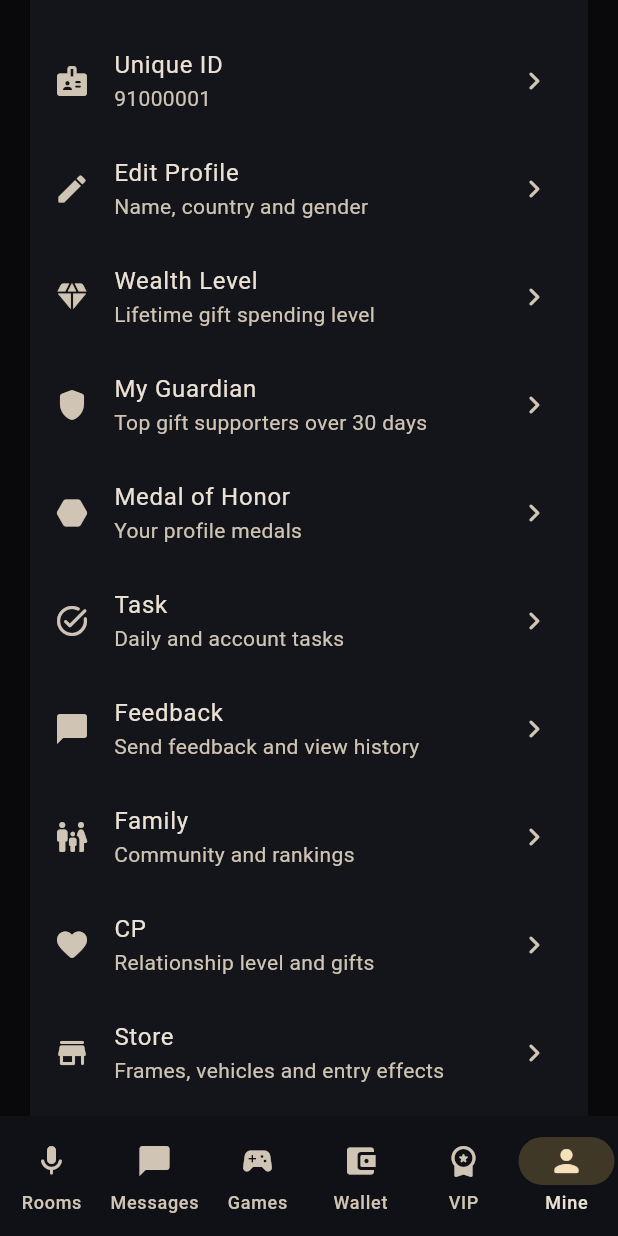
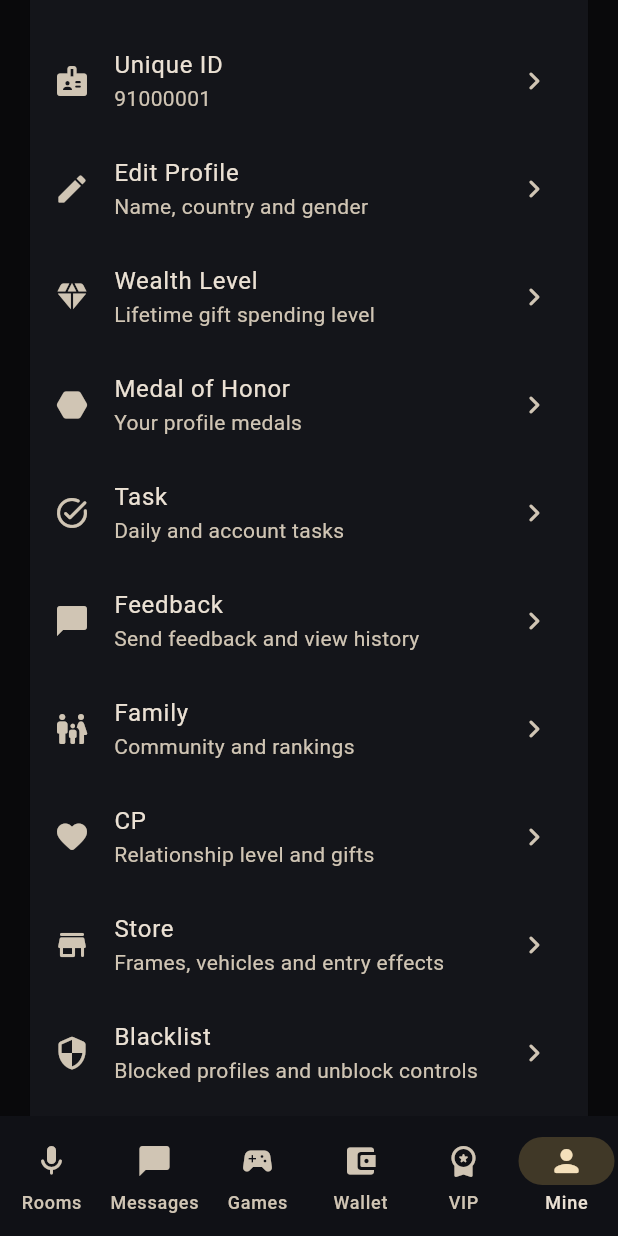
Before and after one commit to vinay1997mishra/darkvibex, a Flutter app: the HomeShell screen opened directly with empty values, item 6 of the bottom bar chosen, scrolled down 576 dp, on a phone screen of 412 x 824 dp. Run offline on Flutter 3.47's test engine with Material 3 defaults, Android fonts, the light colour scheme and no system bars; our stand-ins replace file_picker, google_sign_in, image_picker, just_audio, shared_preferences; missing offline and left inert: livekit_client; accounts and stored records are empty; network calls fail.

Commit message:
Remove excluded Guardian entry from Mine

```diff
--- a/apps/mobile/lib/screens/profile_screen.dart
+++ b/apps/mobile/lib/screens/profile_screen.dart
@@ -286,7 +286,6 @@
                 _item(context, state, Icons.badge_rounded, 'Unique ID', state.customVipId?.isNotEmpty == true ? state.customVipId! : state.userId),
                 _item(context, state, Icons.edit_rounded, 'Edit Profile', 'Name, country and gender'),
                 _item(context, state, Icons.diamond_rounded, 'Wealth Level', 'Lifetime gift spending level'),
-                _item(context, state, Icons.shield_rounded, 'My Guardian', 'Top gift supporters over 30 days'),
                 _item(context, state, Icons.hexagon_rounded, 'Medal of Honor', 'Your profile medals'),
                 _item(context, state, Icons.task_alt_rounded, 'Task', 'Daily and account tasks'),
                 _item(context, state, Icons.chat_bubble_rounded, 'Feedback', 'Send feedback and view history'),
@@ -330,7 +329,7 @@
           ));
           return;
         }
-        if (title == 'Wealth Level' || title == 'My Guardian' || title == 'Feedback' || title == 'Blacklist' || title == 'Task' || title == 'Medal of Honor') {
+        if (title == 'Wealth Level' || title == 'Feedback' || title == 'Blacklist' || title == 'Task' || title == 'Medal of Honor') {
           await Navigator.of(context).push(MaterialPageRoute<void>(
             builder: (_) => MineFeatureScreen(state: state, kind: title),
           ));
```
